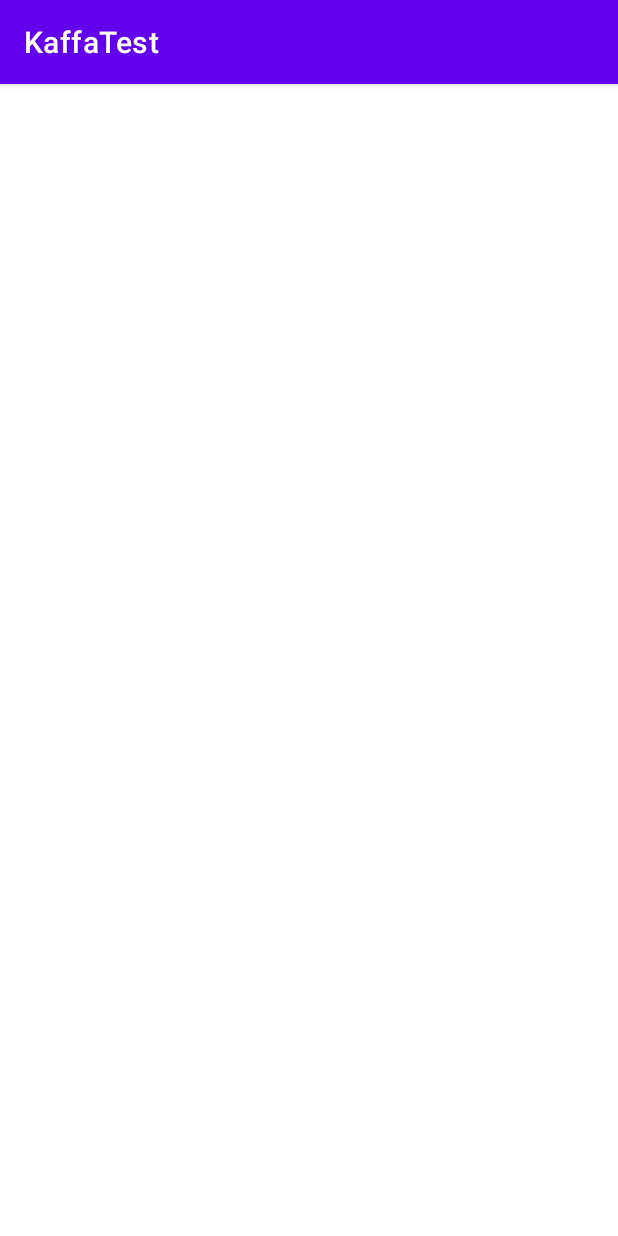
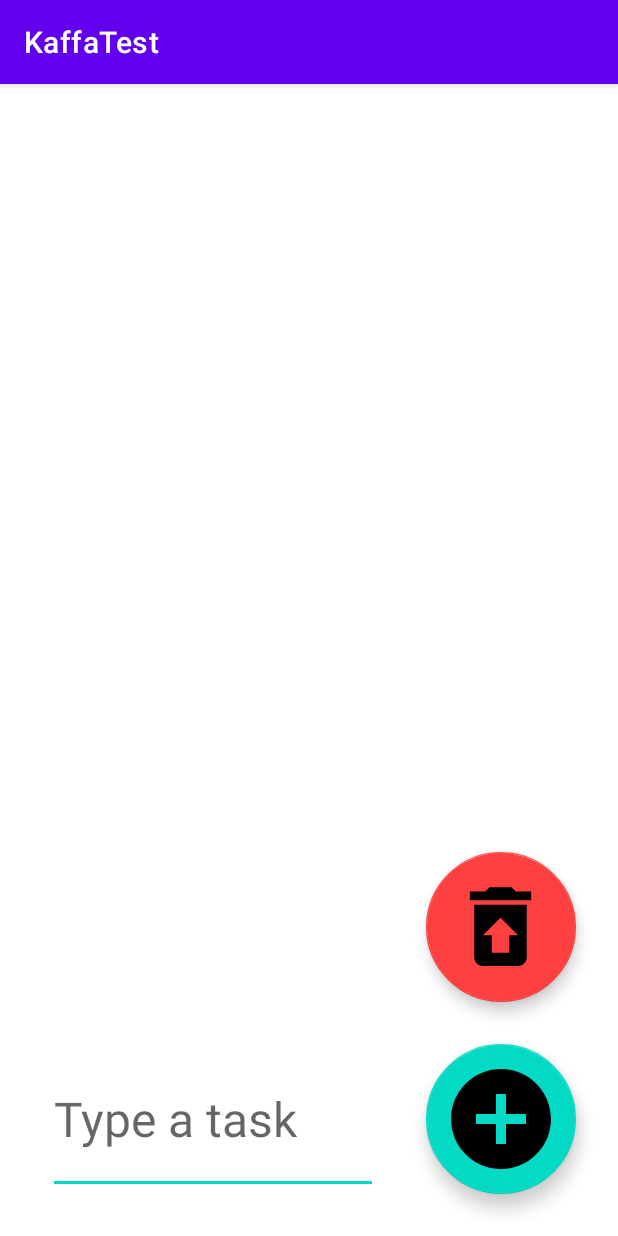
Before and after one commit to fulanuc/Kaffa-Test-1.10, an Android app: the TodoListActivity screen opened directly, with no data from a screen before it, on a phone screen of 412 x 824 dp. Run offline under Robolectric (Android 15) with nearby library versions, the phone set to English and light mode, and no system bars; network calls fail.

Commit message:
To do list:
General:
the vector that is going along with floatingactionbutton has its size and orientation related to the whole button

Storage:
Is now set to store at onPause instead of onResume ( ._.)

Deletion:
Tasks are now following "first-come-first-served" behavior regarding deletion

```diff
--- a/app/src/main/java/com/example/kaffatest/TodoList/TodoListActivity.kt
+++ b/app/src/main/java/com/example/kaffatest/TodoList/TodoListActivity.kt
@@ -1,12 +1,72 @@
 package com.example.kaffatest.TodoList
 
+import android.content.Context
 import androidx.appcompat.app.AppCompatActivity
 import android.os.Bundle
+import android.util.Log
+import android.view.View
+import android.widget.EditText
+import android.widget.TextView
 import com.example.kaffatest.R
+import com.google.android.material.floatingactionbutton.FloatingActionButton
+
+const val filename = "todoList.txt"
 
 class TodoListActivity : AppCompatActivity() {
+
+    private val tag = "TodoListActivityDEBUG"
+
+    private lateinit var todoListTextView:TextView
+    private lateinit var taskText:EditText
+
     override fun onCreate(savedInstanceState: Bundle?) {
         super.onCreate(savedInstanceState)
         setContentView(R.layout.activity_todo_list)
+
+        todoListTextView = findViewById(R.id.todo_list_text_view)
+
+        taskText = findViewById(R.id.task_text_edit_text)
+        val addTaskFab = findViewById<FloatingActionButton>(R.id.add_task_fab)
+        addTaskFab.setOnClickListener {
+            val currentTasks = todoListTextView.text
+            todoListTextView.text = "${currentTasks} • ${taskText.text}\n"
+            taskText.text.clear()
+        }
     }
+
+    fun removeTask(view: View) {
+        val firstTask = todoListTextView.text.lineSequence().first()
+//        val endIndex = firstTask.length - 1
+        todoListTextView.text = todoListTextView.text.removePrefix(firstTask+'\n')
+//        todoListTextView.text.replaceRange(0, endIndex, "")
+        Log.d("TodoListDBUG", "removing:\n$firstTask")
+    }
+
+    override fun onPause() {
+        super.onPause()
+
+        this.openFileOutput(filename, Context.MODE_PRIVATE).use {
+
+            val fileContents = todoListTextView.text.toString()
+            it.write(fileContents.toByteArray())
+            todoListTextView.text = ""
+            Log.d(tag, "sent: ${todoListTextView.text}")
+        }
+    }
+
+    override fun onResume() {
+        super.onResume()
+        this.openFileInput(filename).bufferedReader().useLines { lines ->
+//            lines.fold("") { some, text ->
+//                "$some\n$text"
+//            }
+            lines.forEach {
+                todoListTextView.text = "${todoListTextView.text}$it\n"
+            }
+
+            Log.d(tag, "received: ${todoListTextView.text}")
+        }
+    }
+
+
 }
--- /dev/null
+++ b/app/src/main/res/drawable/ic_baseline_add_circle_24.xml
@@ -0,0 +1,5 @@
+<vector android:height="24dp" android:tint="#434343"
+    android:viewportHeight="24" android:viewportWidth="24"
+    android:width="24dp" xmlns:android="http://schemas.android.com/apk/res/android">
+    <path android:fillColor="@android:color/white" android:pathData="M12,2C6.48,2 2,6.48 2,12s4.48,10 10,10 10,-4.48 10,-10S17.52,2 12,2zM17,13h-4v4h-2v-4L7,13v-2h4L11,7h2v4h4v2z"/>
+</vector>
--- /dev/null
+++ b/app/src/main/res/drawable/ic_baseline_restore_from_trash_24.xml
@@ -0,0 +1,5 @@
+<vector android:height="24dp" android:tint="#D21919"
+    android:viewportHeight="24" android:viewportWidth="24"
+    android:width="24dp" xmlns:android="http://schemas.android.com/apk/res/android">
+    <path android:fillColor="@android:color/white" android:pathData="M19,4h-3.5l-1,-1h-5l-1,1L5,4v2h14zM6,7v12c0,1.1 0.9,2 2,2h8c1.1,0 2,-0.9 2,-2L18,7L6,7zM14,14v4h-4v-4L8,14l4,-4 4,4h-2z"/>
+</vector>
--- a/app/src/main/res/layout/activity_todo_list.xml
+++ b/app/src/main/res/layout/activity_todo_list.xml
@@ -1,9 +1,80 @@
-<?xml version="1.0" encoding="utf-8"?>
+<?xml version="1.0" encoding="UTF-8"?>
 <androidx.constraintlayout.widget.ConstraintLayout xmlns:android="http://schemas.android.com/apk/res/android"
-    xmlns:app="http://schemas.android.com/apk/res-auto"
-    xmlns:tools="http://schemas.android.com/tools"
     android:layout_width="match_parent"
     android:layout_height="match_parent"
-    tools:context=".TodoList.TodoListActivity">
+    xmlns:app="http://schemas.android.com/apk/res-auto"
+    android:orientation="vertical">
 
+    <TextView
+        android:id="@+id/todo_list_text_view"
+        android:layout_width="match_parent"
+        android:layout_height="match_parent"
+        android:textSize="32sp"
+        android:layout_margin="32dp"
+        />
+
+<!--    <androidx.recyclerview.widget.RecyclerView-->
+<!--        android:id="@+id/recyclerView"-->
+<!--        android:layout_width="match_parent"-->
+<!--        android:layout_height="match_parent"-->
+<!--        android:clipToPadding="false"-->
+<!--        android:padding="4dp"-->
+<!--        tools:listitem="@layout/activity_todo_list" />-->
+
+    <EditText
+        android:id="@+id/task_text_edit_text"
+        android:layout_width="0dp"
+        android:layout_height="100dp"
+
+        android:textSize="32sp"
+
+        android:layout_margin="32dp"
+
+        app:layout_constraintTop_toTopOf="@id/add_task_fab"
+        app:layout_constraintStart_toStartOf="parent"
+        app:layout_constraintBottom_toBottomOf="@id/add_task_fab"
+        app:layout_constraintEnd_toStartOf="@id/add_task_fab"
+        android:hint="Type a task"
+        android:autofillHints="My new Task"
+        android:inputType="text"
+
+        />
+
+    <com.google.android.material.floatingactionbutton.FloatingActionButton
+        android:id="@+id/add_task_fab"
+        android:layout_width="wrap_content"
+        android:layout_height="wrap_content"
+        android:layout_gravity="bottom|end"
+        android:layout_margin="28dp"
+        android:src="@drawable/ic_baseline_add_circle_24"
+        android:contentDescription="@string/add_button"
+
+        app:fabCustomSize="100dp"
+        app:maxImageSize="80dp"
+
+        app:layout_constraintBottom_toBottomOf="parent"
+        app:layout_constraintEnd_toEndOf="parent"
+
+        />
+
+    <com.google.android.material.floatingactionbutton.FloatingActionButton
+        android:id="@+id/remove_task"
+        android:layout_width="wrap_content"
+        android:layout_height="wrap_content"
+        android:layout_gravity="bottom|start"
+        android:layout_margin="28dp"
+
+        android:src="@drawable/ic_baseline_restore_from_trash_24"
+        app:fabCustomSize="100dp"
+        app:maxImageSize="70dp"
+        app:backgroundTint="#ff4040"
+        android:contentDescription="@string/remove_button"
+
+        app:layout_constraintBottom_toTopOf="@id/add_task_fab"
+        app:layout_constraintStart_toStartOf="@id/add_task_fab"
+        app:layout_constraintEnd_toEndOf="@id/add_task_fab"
+
+        android:onClick="removeTask"
+
+        />
 </androidx.constraintlayout.widget.ConstraintLayout>
--- a/app/src/main/res/values/strings.xml
+++ b/app/src/main/res/values/strings.xml
@@ -1,3 +1,8 @@
 <resources>
     <string name="app_name">KaffaTest</string>
+    <string name="add_button">Add Button</string>
+    <string name="remove_button">remove button</string>
+    <string name="first_rectangle">First Rectangle</string>
+    <string name="second_rectangle">Second Rectangle</string>
+    <string name="verify">verify</string>
 </resources>
```
